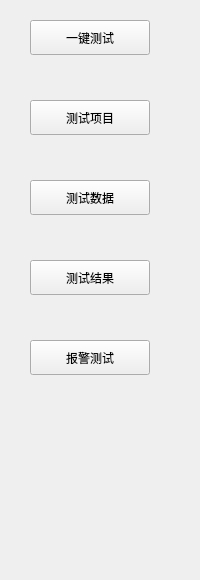
Above: IDC_TestSystem/SI-PDU/toolbox/sitesttoolwid.ui from ChinaClever/IDC_TestSystem before the change. Below: the same form after it.
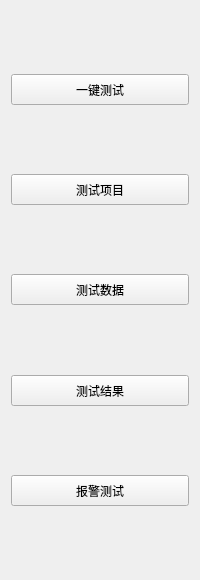
That is the form after the change.

The edit to the form file:
```diff
--- a/IDC_TestSystem/SI-PDU/toolbox/sitesttoolwid.ui
+++ b/IDC_TestSystem/SI-PDU/toolbox/sitesttoolwid.ui
@@ -13,71 +13,151 @@
   <property name="windowTitle">
    <string>Form</string>
   </property>
-  <widget class="QPushButton" name="testAlarmBtn">
-   <property name="geometry">
-    <rect>
-     <x>30</x>
-     <y>340</y>
-     <width>120</width>
-     <height>35</height>
-    </rect>
-   </property>
-   <property name="text">
-    <string>报警测试</string>
-   </property>
-  </widget>
-  <widget class="QPushButton" name="testResultBtn">
-   <property name="geometry">
-    <rect>
-     <x>30</x>
-     <y>260</y>
-     <width>120</width>
-     <height>35</height>
-    </rect>
+  <layout class="QVBoxLayout" name="verticalLayout">
+   <item>
+    <spacer name="verticalSpacer_6">
+     <property name="orientation">
+      <enum>Qt::Vertical</enum>
+     </property>
+     <property name="sizeHint" stdset="0">
+      <size>
+       <width>20</width>
+       <height>40</height>
+      </size>
+     </property>
+    </spacer>
+   </item>
+   <item>
+    <widget class="QPushButton" name="testBtn">
+     <property name="minimumSize">
+      <size>
+       <width>0</width>
+       <height>31</height>
+      </size>
    </property>
    <property name="text">
-    <string>测试结果</string>
-   </property>
-  </widget>
+      <string>一键测试</string>
+     </property>
+    </widget>
+   </item>
+   <item>
+    <spacer name="verticalSpacer">
+     <property name="orientation">
+      <enum>Qt::Vertical</enum>
+     </property>
+     <property name="sizeHint" stdset="0">
+      <size>
+       <width>20</width>
+       <height>40</height>
+      </size>
+     </property>
+    </spacer>
+   </item>
+   <item>
   <widget class="QPushButton" name="testItemBtn">
-   <property name="geometry">
-    <rect>
-     <x>30</x>
-     <y>100</y>
-     <width>120</width>
-     <height>35</height>
-    </rect>
+     <property name="minimumSize">
+      <size>
+       <width>0</width>
+       <height>31</height>
+      </size>
    </property>
    <property name="text">
     <string>测试项目</string>
    </property>
   </widget>
+   </item>
+   <item>
+    <spacer name="verticalSpacer_2">
+     <property name="orientation">
+      <enum>Qt::Vertical</enum>
+     </property>
+     <property name="sizeHint" stdset="0">
+      <size>
+       <width>20</width>
+       <height>40</height>
+      </size>
+     </property>
+    </spacer>
+   </item>
+   <item>
   <widget class="QPushButton" name="testDataBtn">
-   <property name="geometry">
-    <rect>
-     <x>30</x>
-     <y>180</y>
-     <width>120</width>
-     <height>35</height>
-    </rect>
+     <property name="minimumSize">
+      <size>
+       <width>0</width>
+       <height>31</height>
+      </size>
    </property>
    <property name="text">
     <string>测试数据</string>
    </property>
   </widget>
-  <widget class="QPushButton" name="testBtn">
-   <property name="geometry">
-    <rect>
-     <x>30</x>
-     <y>20</y>
-     <width>120</width>
-     <height>35</height>
-    </rect>
-   </property>
+   </item>
+   <item>
+    <spacer name="verticalSpacer_3">
+     <property name="orientation">
+      <enum>Qt::Vertical</enum>
+     </property>
+     <property name="sizeHint" stdset="0">
+      <size>
+       <width>20</width>
+       <height>40</height>
+      </size>
+     </property>
+    </spacer>
+   </item>
+   <item>
+    <widget class="QPushButton" name="testResultBtn">
+     <property name="minimumSize">
+      <size>
+       <width>0</width>
+       <height>31</height>
+      </size>
+     </property>
    <property name="text">
-    <string>一键测试</string>
-   </property>
-  </widget>
+      <string>测试结果</string>
+     </property>
+    </widget>
+   </item>
+   <item>
+    <spacer name="verticalSpacer_4">
+     <property name="orientation">
+      <enum>Qt::Vertical</enum>
+     </property>
+     <property name="sizeHint" stdset="0">
+      <size>
+       <width>20</width>
+       <height>40</height>
+      </size>
+     </property>
+    </spacer>
+   </item>
+   <item>
+    <widget class="QPushButton" name="testAlarmBtn">
+     <property name="minimumSize">
+      <size>
+       <width>0</width>
+       <height>31</height>
+      </size>
+     </property>
+     <property name="text">
+      <string>报警测试</string>
+     </property>
+    </widget>
+   </item>
+   <item>
+    <spacer name="verticalSpacer_5">
+     <property name="orientation">
+      <enum>Qt::Vertical</enum>
+     </property>
+     <property name="sizeHint" stdset="0">
+      <size>
+       <width>20</width>
+       <height>40</height>
+      </size>
+     </property>
+    </spacer>
+   </item>
+  </layout>
  </widget>
  <resources/>
  <connections/>
```
Lines whose indentation alone changed are shown as unchanged.
